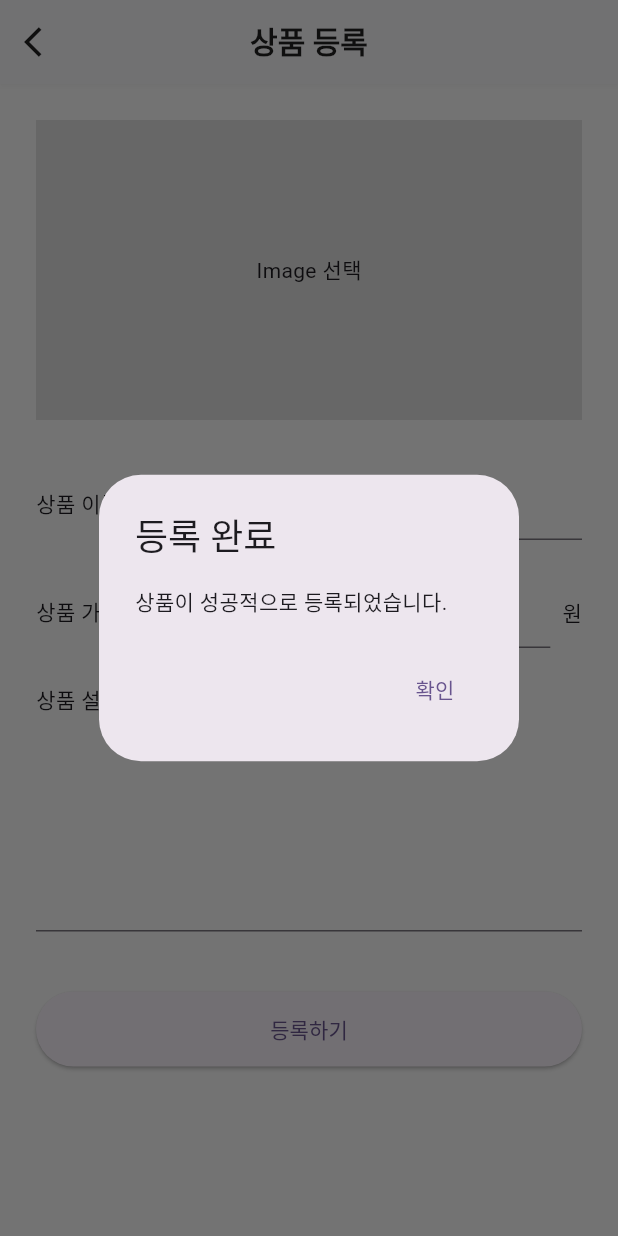
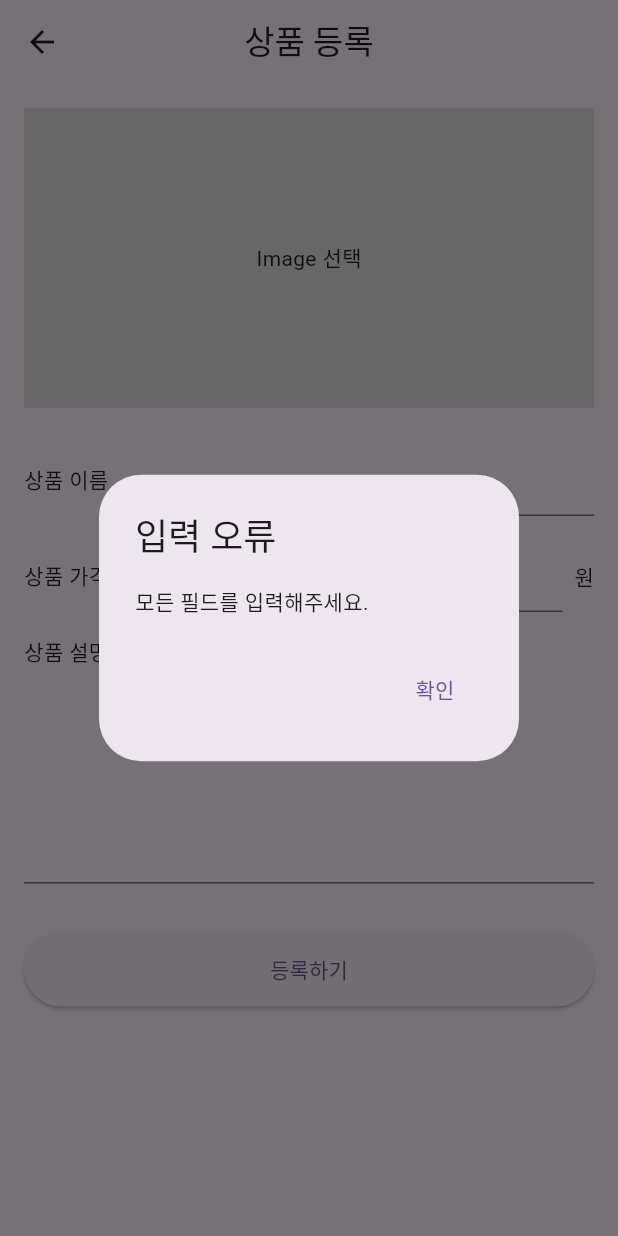
Before and after one commit to Jayden1Joe/today_s_farm, a Flutter app: the AddProductPage screen opened directly, after a tap on "등록하기", on a phone screen of 412 x 824 dp. Run offline on Flutter 3.47's test engine with Material 3 defaults, Android fonts, the phone set to English and light mode, and no system bars.

Commit message:
feature (실수로 develop에서 작업했습니다. - 상품 등록버튼 클릭 시 홈페이지에 추가되도록 조치함.)

```diff
--- a/lib/pages/add_product/add_product_page.dart
+++ b/lib/pages/add_product/add_product_page.dart
@@ -1,45 +1,55 @@
 import 'package:flutter/material.dart';
 import 'widgets/widget.dart';
 
-class AddProductPage extends StatelessWidget {
+class AddProductPage extends StatefulWidget {
   const AddProductPage({super.key});
+
+  @override
+  State<AddProductPage> createState() => _AddProductPageState();
+}
+
+class _AddProductPageState extends State<AddProductPage> {
+  final TextEditingController nameController = TextEditingController();
+  final TextEditingController priceController = TextEditingController();
+  final TextEditingController descriptionController = TextEditingController();
+
+  @override
+  void dispose() {
+    nameController.dispose();
+    priceController.dispose();
+    descriptionController.dispose();
+    super.dispose();
+  }
 
   @override
   Widget build(BuildContext context) {
     return Scaffold(
-      backgroundColor: Colors.grey[50],
       appBar: AppBar(
-        backgroundColor: Colors.white,
-        elevation: 1,
-        shadowColor: Colors.black.withOpacity(0.1),
         leading: IconButton(
-          icon: const Icon(Icons.arrow_back_ios, color: Colors.black87),
+          icon: const Icon(Icons.arrow_back),
           onPressed: () => Navigator.of(context).pop(),
         ),
-        title: const Text(
-          '상품 등록',
-          style: TextStyle(
-            color: Colors.black87,
-            fontSize: 20,
-            fontWeight: FontWeight.w600,
-          ),
-        ),
+        title: const Text('상품 등록'),
         centerTitle: true,
       ),
       body: SingleChildScrollView(
-        padding: const EdgeInsets.all(24.0),
+        padding: const EdgeInsets.all(16.0),
         child: Column(
           crossAxisAlignment: CrossAxisAlignment.start,
-          children: const [
-            ImageSelectionWidget(),
-            SizedBox(height: 32),
-            ProductNameInputWidget(),
-            SizedBox(height: 24),
-            ProductPriceInputWidget(),
-            SizedBox(height: 24),
-            ProductDescriptionInputWidget(),
-            SizedBox(height: 40),
-            RegisterButtonWidget(),
+          children: [
+            const ImageSelectionWidget(),
+            const SizedBox(height: 24),
+            ProductNameInputWidget(controller: nameController),
+            const SizedBox(height: 16),
+            ProductPriceInputWidget(controller: priceController),
+            const SizedBox(height: 16),
+            ProductDescriptionInputWidget(controller: descriptionController),
+            const SizedBox(height: 32),
+            RegisterButtonWidget(
+              nameController: nameController,
+              priceController: priceController,
+              descriptionController: descriptionController,
+            ),
           ],
         ),
       ),
--- a/lib/pages/add_product/widgets/widget.dart
+++ b/lib/pages/add_product/widgets/widget.dart
@@ -1,4 +1,6 @@
 import 'package:flutter/material.dart';
+import 'package:flutter/services.dart';
+import 'package:today_s_farm/models/product_model.dart';
 
 // 이미지 선택 위젯
 class ImageSelectionWidget extends StatelessWidget {
@@ -40,7 +42,9 @@ class ImageSelectionWidget extends StatelessWidget {
 
 // 상품 이름 입력 위젯
 class ProductNameInputWidget extends StatelessWidget {
-  const ProductNameInputWidget({super.key});
+  final TextEditingController controller;
+
+  const ProductNameInputWidget({super.key, required this.controller});
 
   @override
   Widget build(BuildContext context) {
@@ -48,7 +52,7 @@ class ProductNameInputWidget extends StatelessWidget {
       children: [
         const Text('상품 이름'),
         const SizedBox(width: 16),
-        Expanded(child: TextField()),
+        Expanded(child: TextField(controller: controller)),
       ],
     );
   }
@@ -56,7 +60,9 @@ class ProductNameInputWidget extends StatelessWidget {
 
 // 상품 가격 입력 위젯
 class ProductPriceInputWidget extends StatelessWidget {
-  const ProductPriceInputWidget({super.key});
+  final TextEditingController controller;
+
+  const ProductPriceInputWidget({super.key, required this.controller});
 
   @override
   Widget build(BuildContext context) {
@@ -64,7 +70,12 @@ class ProductPriceInputWidget extends StatelessWidget {
       children: [
         const Text('상품 가격'),
         const SizedBox(width: 16),
-        Expanded(child: TextField(keyboardType: TextInputType.number)),
+        Expanded(
+          child: TextField(
+            controller: controller,
+            keyboardType: TextInputType.number,
+          ),
+        ),
         const SizedBox(width: 8),
         const Text('원'),
       ],
@@ -74,7 +85,9 @@ class ProductPriceInputWidget extends StatelessWidget {
 
 // 상품 설명 입력 위젯
 class ProductDescriptionInputWidget extends StatelessWidget {
-  const ProductDescriptionInputWidget({super.key});
+  final TextEditingController controller;
+
+  const ProductDescriptionInputWidget({super.key, required this.controller});
 
   @override
   Widget build(BuildContext context) {
@@ -83,7 +96,7 @@ class ProductDescriptionInputWidget extends StatelessWidget {
       children: [
         const Text('상품 설명'),
         const SizedBox(height: 8),
-        TextField(maxLines: 5),
+        TextField(controller: controller, maxLines: 5),
       ],
     );
   }
@@ -91,7 +104,16 @@ class ProductDescriptionInputWidget extends StatelessWidget {
 
 // 등록하기 버튼 위젯
 class RegisterButtonWidget extends StatelessWidget {
-  const RegisterButtonWidget({super.key});
+  final TextEditingController nameController;
+  final TextEditingController priceController;
+  final TextEditingController descriptionController;
+
+  const RegisterButtonWidget({
+    super.key,
+    required this.nameController,
+    required this.priceController,
+    required this.descriptionController,
+  });
 
   @override
   Widget build(BuildContext context) {
@@ -100,10 +122,61 @@ class RegisterButtonWidget extends StatelessWidget {
       height: 50,
       child: ElevatedButton(
         onPressed: () {
+          // 가격이 숫자인지 확인
+          if (priceController.text.isNotEmpty &&
+              !RegExp(r'^\d+$').hasMatch(priceController.text)) {
+            _showNumberInputDialog(context);
+            return;
+          }
+
+          // 필수 필드가 비어있는지 확인
+          if (nameController.text.isEmpty ||
+              priceController.text.isEmpty ||
+              descriptionController.text.isEmpty) {
+            _showEmptyFieldDialog(context);
+            return;
+          }
+
           _showRegistrationCompleteDialog(context);
         },
         child: const Text('등록하기'),
       ),
+    );
+  }
+
+  void _showNumberInputDialog(BuildContext context) {
+    showDialog(
+      context: context,
+      builder: (BuildContext context) {
+        return AlertDialog(
+          title: const Text('입력 오류'),
+          content: const Text('가격은 숫자만 입력해주세요.'),
+          actions: [
+            TextButton(
+              onPressed: () => Navigator.of(context).pop(),
+              child: const Text('확인'),
+            ),
+          ],
+        );
+      },
+    );
+  }
+
+  void _showEmptyFieldDialog(BuildContext context) {
+    showDialog(
+      context: context,
+      builder: (BuildContext context) {
+        return AlertDialog(
+          title: const Text('입력 오류'),
+          content: const Text('모든 필드를 입력해주세요.'),
+          actions: [
+            TextButton(
+              onPressed: () => Navigator.of(context).pop(),
+              child: const Text('확인'),
+            ),
+          ],
+        );
+      },
     );
   }
 
@@ -117,8 +190,16 @@ class RegisterButtonWidget extends StatelessWidget {
           actions: [
             TextButton(
               onPressed: () {
-                Navigator.of(context).pop();
-                Navigator.of(context).pop(); // 이전 페이지로 돌아가기
+                // Product 객체 생성
+                final newProduct = Product(
+                  name: nameController.text,
+                  price: int.parse(priceController.text),
+                  description: descriptionController.text,
+                  imageUrl: null, // 이미지 선택 기능은 나중에 구현
+                );
+
+                Navigator.of(context).pop(); // 다이얼로그 닫기
+                Navigator.of(context).pop(newProduct); // 홈페이지로 Product 객체 반환
               },
               child: const Text('확인'),
             ),
```
Also changed, not shown: lib/pages/home/home_page.dart (+21 -8 lines).
